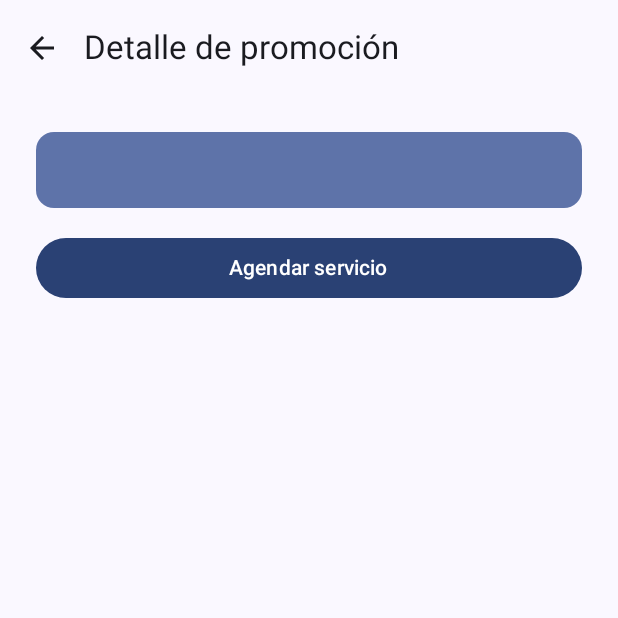
After one commit to balgxmr/carwash-app, an Android app built with Jetpack Compose: the composable PromotionScreen called with empty values, on a phone screen of 412 x 824 dp, the top half of it. The commit adds this screen. Run offline under Robolectric (Android 15) with nearby library versions, the phone set to English and light mode, and no system bars.

Commit message:
carwash: Add Promotions(& Screen) + Tips in Home

```diff
--- /dev/null
+++ b/app/src/main/java/com/example/proyectofinalcarwash/screens/PromotionScreen.kt
@@ -0,0 +1,56 @@
+package com.example.proyectofinalcarwash.promotions
+
+import androidx.compose.foundation.layout.*
+import androidx.compose.material.icons.Icons
+import androidx.compose.material.icons.filled.ArrowBack
+import androidx.compose.material3.*
+import androidx.compose.runtime.Composable
+import androidx.compose.ui.Modifier
+import androidx.compose.ui.unit.dp
+import androidx.navigation.NavController
+
+@OptIn(ExperimentalMaterial3Api::class)
+@Composable
+fun PromotionScreen(
+    navController: NavController,
+    promotionText: String
+) {
+    Scaffold(
+        topBar = {
+            TopAppBar(
+                title = { Text("Detalle de promoción") },
+                navigationIcon = {
+                    IconButton(onClick = { navController.popBackStack() }) {
+                        Icon(Icons.Default.ArrowBack, contentDescription = "Atrás")
+                    }
+                }
+            )
+        }
+    ) { paddingValues ->
+        Column(
+            modifier = Modifier
+                .padding(paddingValues)
+                .padding(24.dp)
+                .fillMaxSize(),
+            verticalArrangement = Arrangement.spacedBy(16.dp)
+        ) {
+            Card(
+                modifier = Modifier.fillMaxWidth(),
+                colors = CardDefaults.cardColors(containerColor = MaterialTheme.colorScheme.primaryContainer)
+            ) {
+                Text(
+                    text = promotionText,
+                    style = MaterialTheme.typography.bodyLarge,
+                    modifier = Modifier.padding(16.dp)
+                )
+            }
+
+            Button(
+                onClick = { /* Ejemplo: navController.navigate("agendarCita") */ },
+                modifier = Modifier.fillMaxWidth()
+            ) {
+                Text("Agendar servicio")
+            }
+        }
+    }
+}
```
Also changed, not shown: app/src/main/java/com/example/proyectofinalcarwash/home/HomeScreen.kt (+76 -21 lines), app/src/main/java/com/example/proyectofinalcarwash/navigation/AppNavigation.kt (+22 -0 lines).
